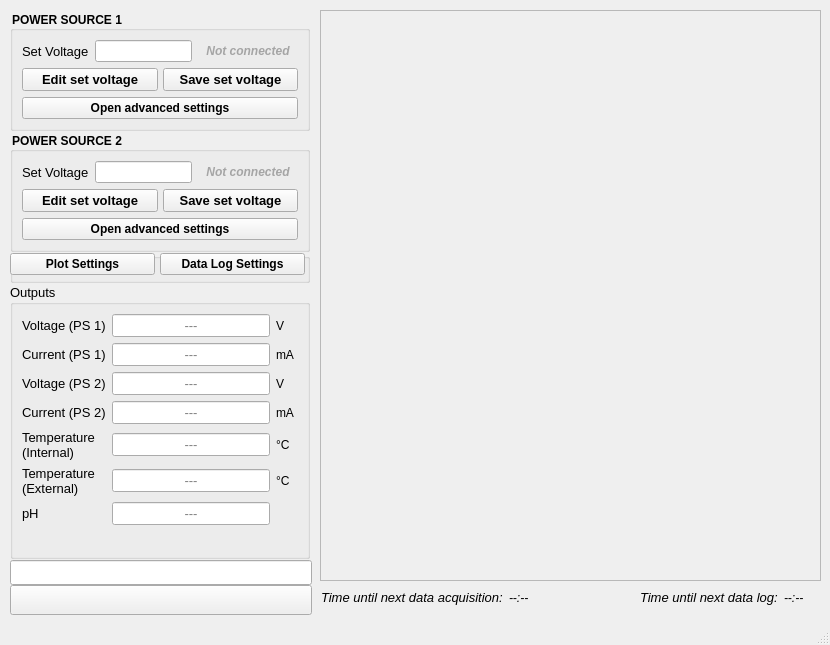
This is OnlineMECMonitoring/Version2/KORAD_PS_DAQ/UI_Files/RPi_GUI_v1-12.ui in ademola-adekunle/nrcbiosensorapps as Qt 5 draws it before an edit. The edited form follows.
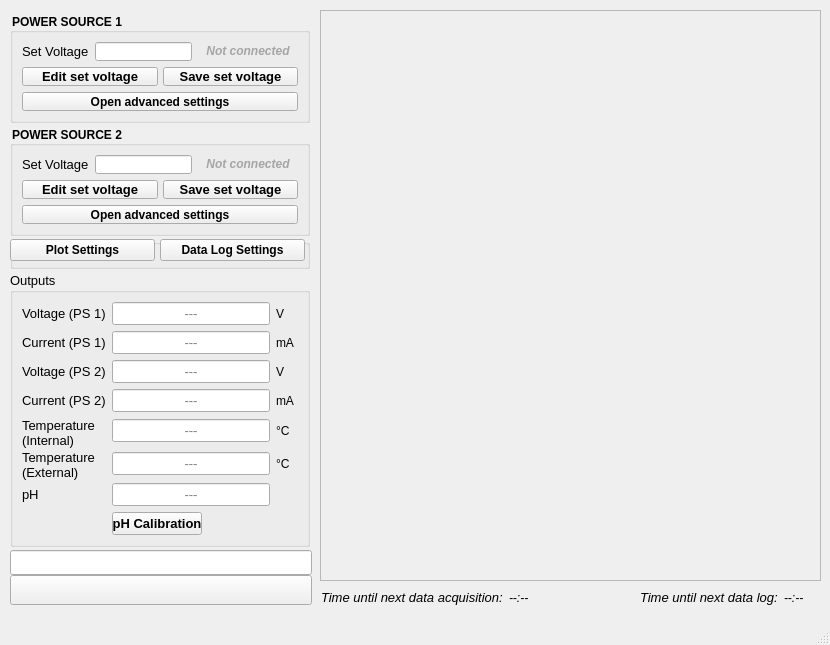
This is the edited form.

```diff
--- a/OnlineMECMonitoring/Version2/KORAD_PS_DAQ/UI_Files/RPi_GUI_v1-12.ui
+++ b/OnlineMECMonitoring/Version2/KORAD_PS_DAQ/UI_Files/RPi_GUI_v1-12.ui
@@ -87,7 +87,7 @@
       <x>10</x>
       <y>10</y>
       <width>302</width>
-      <height>611</height>
+      <height>601</height>
      </rect>
     </property>
     <layout class="QVBoxLayout" name="verticalLayout_2" stretch="0,0,0,0,0">
@@ -111,7 +111,7 @@
        <property name="maximumSize">
         <size>
          <width>300</width>
-         <height>120</height>
+         <height>110</height>
         </size>
        </property>
        <property name="font">
@@ -329,7 +329,7 @@
        <property name="maximumSize">
         <size>
          <width>300</width>
-         <height>120</height>
+         <height>110</height>
         </size>
        </property>
        <property name="font">
@@ -891,6 +891,12 @@
         </item>
         <item row="4" column="0">
          <widget class="QLabel" name="tempLabel">
+          <property name="minimumSize">
+           <size>
+            <width>0</width>
+            <height>30</height>
+           </size>
+          </property>
           <property name="maximumSize">
            <size>
             <width>80</width>
@@ -970,6 +976,12 @@
         </item>
         <item row="5" column="0">
          <widget class="QLabel" name="tempLabel_2">
+          <property name="minimumSize">
+           <size>
+            <width>0</width>
+            <height>30</height>
+           </size>
+          </property>
           <property name="maximumSize">
            <size>
             <width>80</width>
@@ -1063,6 +1075,12 @@
          <layout class="QHBoxLayout" name="horizontalLayout_4">
           <item>
            <widget class="QLineEdit" name="pHDisplay">
+            <property name="sizePolicy">
+             <sizepolicy hsizetype="MinimumExpanding" vsizetype="Fixed">
+              <horstretch>0</horstretch>
+              <verstretch>0</verstretch>
+             </sizepolicy>
+            </property>
             <property name="maximumSize">
              <size>
               <width>16777215</width>
@@ -1102,6 +1120,11 @@
               <height>16777215</height>
              </size>
             </property>
+            <property name="font">
+             <font>
+              <pointsize>9</pointsize>
+             </font>
+            </property>
             <property name="text">
              <string/>
             </property>
@@ -1109,6 +1132,31 @@
           </item>
          </layout>
         </item>
+        <item row="7" column="1">
+         <widget class="QPushButton" name="pHCalibration1">
+          <property name="minimumSize">
+           <size>
+            <width>90</width>
+            <height>0</height>
+           </size>
+          </property>
+          <property name="maximumSize">
+           <size>
+            <width>90</width>
+            <height>16777215</height>
+           </size>
+          </property>
+          <property name="font">
+           <font>
+            <weight>75</weight>
+            <bold>true</bold>
+           </font>
+          </property>
+          <property name="text">
+           <string>pH Calibration</string>
+          </property>
+         </widget>
+        </item>
        </layout>
       </widget>
      </item>
```
Left out of the diff: 6 changed lines with no effect on the pictures.
